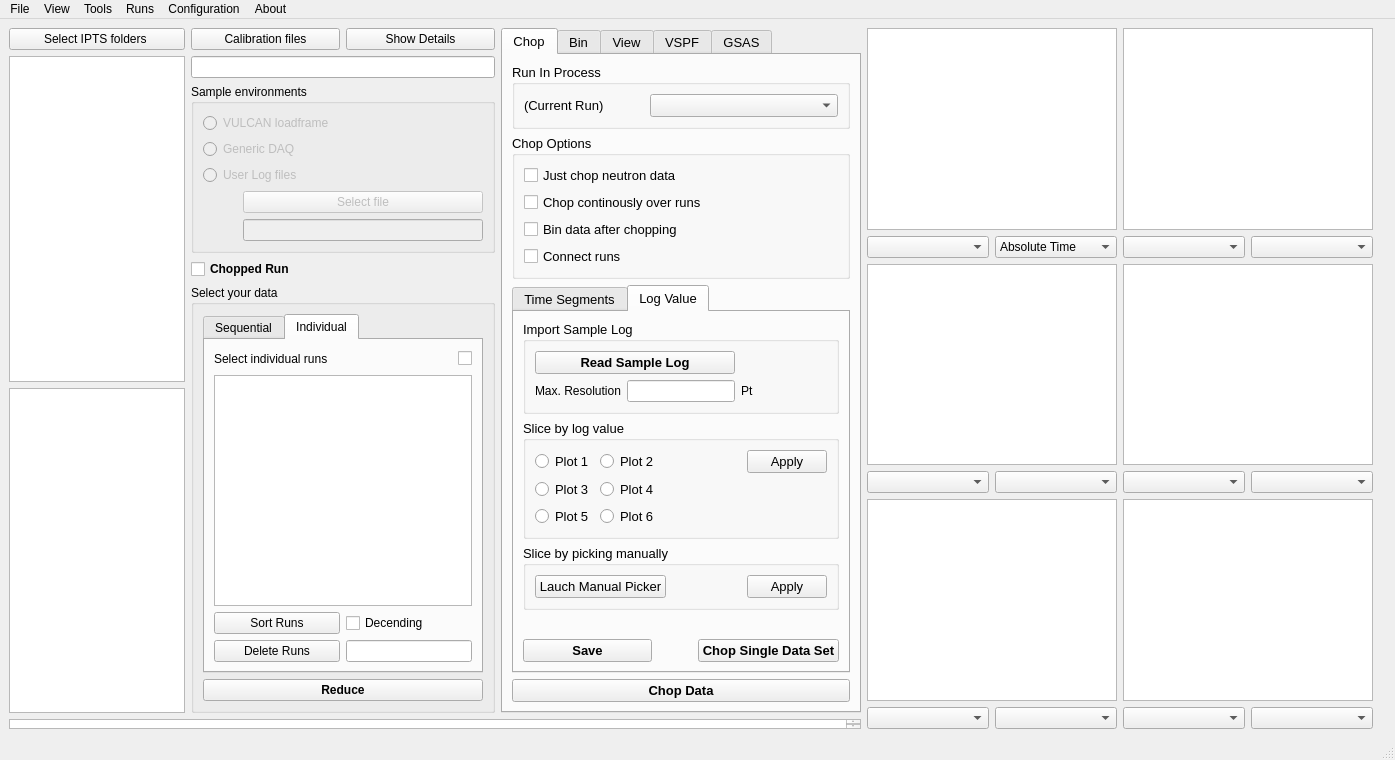
neutrons/PyVDrive, file src/interface/gui/VdriveMain.ui: the form before one commit.
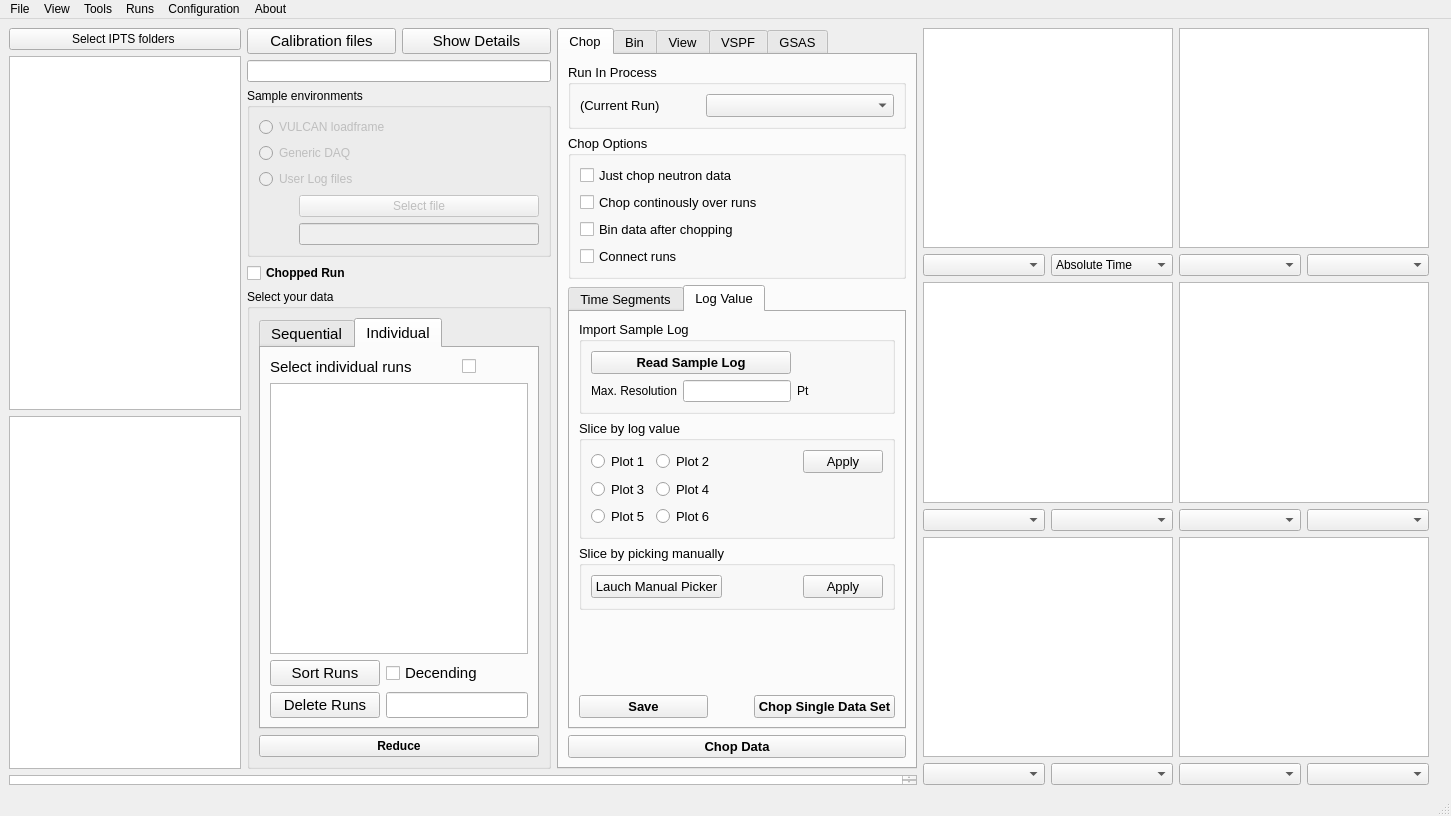
The form after the commit. Custom widgets are drawn as their Qt base class.

Commit message: Refs #48. Made change to UI.

The edit to the form file:
```diff
--- a/src/interface/gui/VdriveMain.ui
+++ b/src/interface/gui/VdriveMain.ui
@@ -6,8 +6,8 @@
    <rect>
     <x>0</x>
     <y>0</y>
-    <width>1395</width>
-    <height>760</height>
+    <width>1451</width>
+    <height>816</height>
    </rect>
   </property>
   <property name="windowTitle">
@@ -71,6 +71,11 @@
            <layout class="QHBoxLayout" name="horizontalLayout_2">
             <item>
              <widget class="QPushButton" name="pushButton_loadCalFile">
+              <property name="font">
+               <font>
+                <pointsize>11</pointsize>
+               </font>
+              </property>
               <property name="toolTip">
                <string>&lt;html&gt;&lt;head/&gt;&lt;body&gt;&lt;p&gt;Select vanadium calibration runs/files;&lt;/p&gt;&lt;p&gt;&lt;br/&gt;&lt;/p&gt;&lt;p&gt;if it is selected without aborting, then the line edit to its right will be disabled;&lt;/p&gt;&lt;p&gt;Default is the instrument folder belonged to IPTS&lt;/p&gt;&lt;/body&gt;&lt;/html&gt;</string>
               </property>
@@ -81,6 +86,11 @@
             </item>
             <item>
              <widget class="QPushButton" name="pushButton_showCalDetails">
+              <property name="font">
+               <font>
+                <pointsize>11</pointsize>
+               </font>
+              </property>
               <property name="toolTip">
                <string>&lt;html&gt;&lt;head/&gt;&lt;body&gt;&lt;p&gt;Detailed calibration file mapping information. &lt;/p&gt;&lt;p&gt;&lt;br/&gt;&lt;/p&gt;&lt;p&gt;-rw-rwxr-- 1 13489 49133 403704 Jun 16 16:43 70487-s.gda&lt;/p&gt;&lt;p&gt;-rw-rwxr-- 1 13489 49133   3240 Jun 16 16:43 Vulcan-70487-s.prm&lt;/p&gt;&lt;p&gt;&lt;br/&gt;&lt;/p&gt;&lt;/body&gt;&lt;/html&gt;</string>
               </property>
@@ -92,7 +102,14 @@
            </layout>
           </item>
           <item>
-           <widget class="QLineEdit" name="lineEdit_calibBriefView"/>
+           <widget class="QLineEdit" name="lineEdit_calibBriefView">
+            <property name="sizePolicy">
+             <sizepolicy hsizetype="Preferred" vsizetype="Fixed">
+              <horstretch>0</horstretch>
+              <verstretch>0</verstretch>
+             </sizepolicy>
+            </property>
+           </widget>
           </item>
           <item>
            <widget class="QGroupBox" name="groupBox">
@@ -221,6 +238,11 @@
                  <height>16777215</height>
                 </size>
                </property>
+               <property name="font">
+                <font>
+                 <pointsize>11</pointsize>
+                </font>
+               </property>
                <property name="currentIndex">
                 <number>1</number>
                </property>
@@ -376,6 +398,9 @@
                      <property name="orientation">
                       <enum>Qt::Horizontal</enum>
                      </property>
+                     <property name="sizeType">
+                      <enum>QSizePolicy::Preferred</enum>
+                     </property>
                      <property name="sizeHint" stdset="0">
                       <size>
                        <width>40</width>
@@ -397,7 +422,14 @@
                   </layout>
                  </item>
                  <item>
-                  <widget class="VdriveRunTableWidget" name="tableWidget_selectedRuns"/>
+                  <widget class="VdriveRunTableWidget" name="tableWidget_selectedRuns">
+                   <property name="sizePolicy">
+                    <sizepolicy hsizetype="Preferred" vsizetype="Expanding">
+                     <horstretch>0</horstretch>
+                     <verstretch>0</verstretch>
+                    </sizepolicy>
+                   </property>
+                  </widget>
                  </item>
                  <item>
                   <layout class="QGridLayout" name="gridLayout_25">
@@ -2113,8 +2145,8 @@
     <rect>
      <x>0</x>
      <y>0</y>
-     <width>1395</width>
-     <height>25</height>
+     <width>1451</width>
+     <height>22</height>
     </rect>
    </property>
    <widget class="QMenu" name="menuFile">
```
